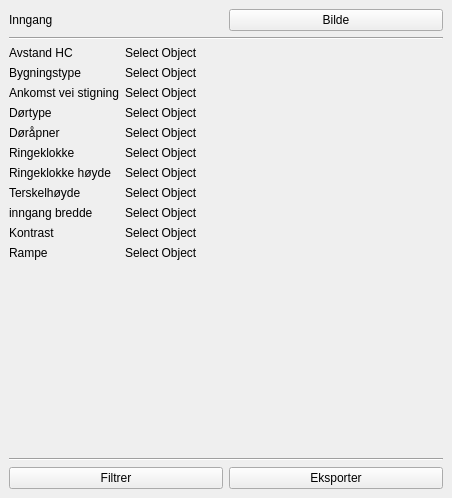
Above: ui/infoWidget.ui from KaspArno/MasterGUI before the change. Below: the same form after it.
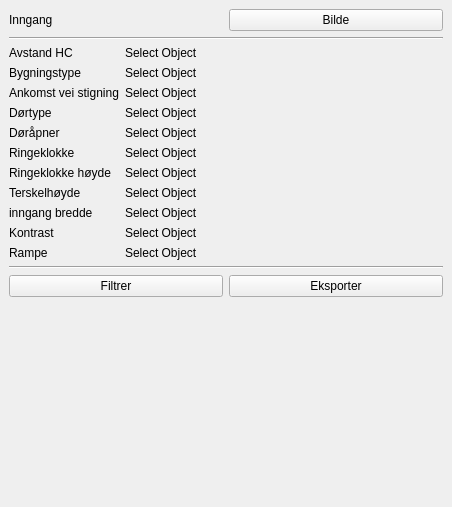
That is the form after the change.

Commit message: Endret måten infoWidget får info, jobber med definering av tilgjengeligh

The edit to the form file:
```diff
--- a/ui/infoWidget.ui
+++ b/ui/infoWidget.ui
@@ -7,7 +7,7 @@
     <x>0</x>
     <y>0</y>
     <width>452</width>
-    <height>498</height>
+    <height>507</height>
    </rect>
   </property>
   <property name="windowTitle">
@@ -225,6 +225,19 @@
         </item>
        </layout>
       </item>
+      <item>
+       <spacer name="verticalSpacer">
+        <property name="orientation">
+         <enum>Qt::Vertical</enum>
+        </property>
+        <property name="sizeHint" stdset="0">
+         <size>
+          <width>20</width>
+          <height>40</height>
+         </size>
+        </property>
+       </spacer>
+      </item>
      </layout>
     </item>
    </layout>
```
Left out of the diff: 2 changed lines with no effect on the pictures. The commit also changes 2 other files.
